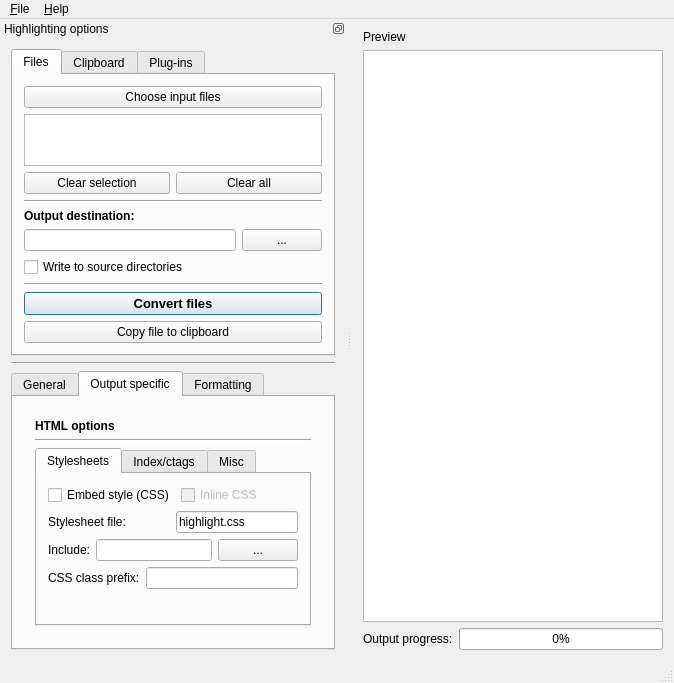
This is highlight/src/gui-qt/mainwindow.ui in svn2github/highlight as Qt 5 draws it before an edit. The edited form follows.
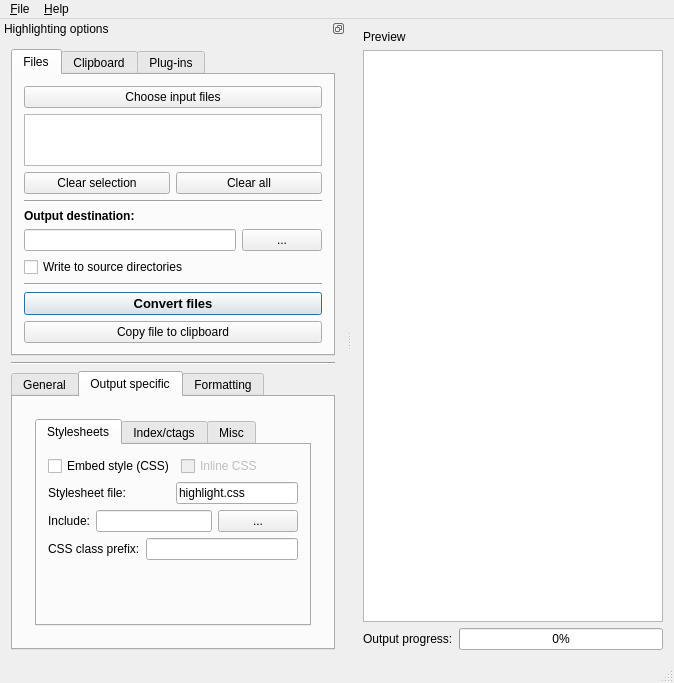
This is the edited form. The open tabs and pages were chosen to show the change. Icons and pictures are not drawn.

Patch:
```diff
--- a/highlight/src/gui-qt/mainwindow.ui
+++ b/highlight/src/gui-qt/mainwindow.ui
@@ -871,32 +871,6 @@
            </property>
            <widget class="QWidget" name="HTMLOptions">
             <layout class="QVBoxLayout" name="verticalLayout_5">
-             <item>
-              <widget class="QLabel" name="label_17">
-               <property name="sizePolicy">
-                <sizepolicy hsizetype="Preferred" vsizetype="Fixed">
-                 <horstretch>0</horstretch>
-                 <verstretch>0</verstretch>
-                </sizepolicy>
-               </property>
-               <property name="font">
-                <font>
-                 <weight>75</weight>
-                 <bold>true</bold>
-                </font>
-               </property>
-               <property name="text">
-                <string>HTML options</string>
-               </property>
-              </widget>
-             </item>
-             <item>
-              <widget class="Line" name="line_12">
-               <property name="orientation">
-                <enum>Qt::Horizontal</enum>
-               </property>
-              </widget>
-             </item>
              <item>
               <widget class="QTabWidget" name="tabWidget">
                <property name="sizePolicy">
```
Left out of the diff: 120 changed lines with no effect on the pictures.
